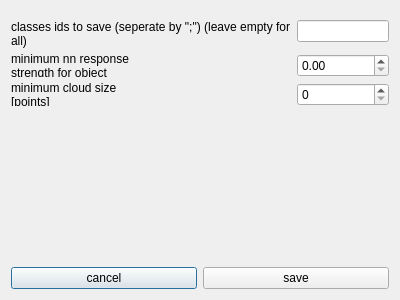
Qt form src/ui/saveSettings.ui (RadGorzy/3DPointCloudClassification_GUI) before a commit.
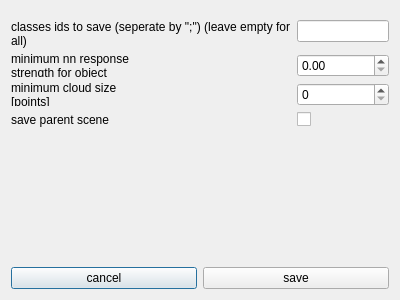
The same form after that commit.

Commit message: fixed problems with saving clouds; added option to save or not parent scene

```diff
--- a/src/ui/saveSettings.ui
+++ b/src/ui/saveSettings.ui
@@ -58,6 +58,20 @@
      <item row="2" column="1">
       <widget class="QSpinBox" name="cloudSize_spinBox"/>
      </item>
+     <item row="3" column="0">
+      <widget class="QLabel" name="label_4">
+       <property name="text">
+        <string>save parent scene</string>
+       </property>
+      </widget>
+     </item>
+     <item row="3" column="1">
+      <widget class="QCheckBox" name="saveParentScene_checkBox">
+       <property name="text">
+        <string/>
+       </property>
+      </widget>
+     </item>
     </layout>
    </item>
    <item>
```
The commit also changes 6 other files.
